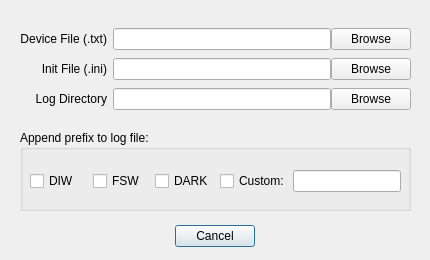
The window that inlinino/resources/setup_lisst.ui (OceanOptics/Inlinino) describes before a commit, drawn with Qt 5.
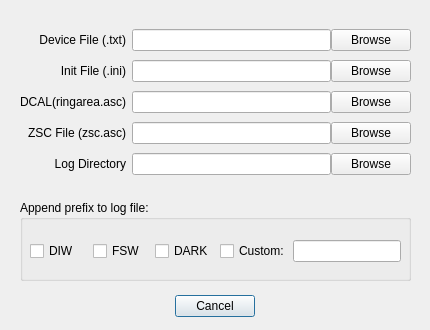
The same window after the commit.

Commit message:
LISST now display calibrated beta
    + correct bug in display of x-axis in log space
    + now requires dcal and zscat files
    + ready to implement inversion to display VSF
    + beam c is computed but not displayed

Diff of the .ui file:
```diff
--- a/inlinino/resources/setup_lisst.ui
+++ b/inlinino/resources/setup_lisst.ui
@@ -7,7 +7,7 @@
     <x>0</x>
     <y>0</y>
     <width>430</width>
-    <height>260</height>
+    <height>330</height>
    </rect>
   </property>
   <property name="windowTitle">
@@ -20,7 +20,7 @@
    <property name="geometry">
     <rect>
      <x>30</x>
-     <y>220</y>
+     <y>290</y>
      <width>370</width>
      <height>32</height>
     </rect>
@@ -39,7 +39,7 @@
    <property name="geometry">
     <rect>
      <x>20</x>
-     <y>130</y>
+     <y>200</y>
      <width>391</width>
      <height>81</height>
     </rect>
@@ -114,7 +114,7 @@
      <x>20</x>
      <y>20</y>
      <width>391</width>
-     <height>101</height>
+     <height>167</height>
     </rect>
    </property>
    <layout class="QGridLayout" name="gridLayout">
@@ -124,60 +124,6 @@
     <property name="verticalSpacing">
      <number>0</number>
     </property>
-    <item row="2" column="1">
-     <layout class="QHBoxLayout" name="horizontalLayout_4">
-      <property name="spacing">
-       <number>-1</number>
-      </property>
-      <item>
-       <widget class="QLineEdit" name="le_log_path"/>
-      </item>
-      <item>
-       <widget class="QPushButton" name="button_browse_log_directory">
-        <property name="text">
-         <string>Browse</string>
-        </property>
-       </widget>
-      </item>
-     </layout>
-    </item>
-    <item row="1" column="1">
-     <layout class="QHBoxLayout" name="horizontalLayout">
-      <property name="spacing">
-       <number>-1</number>
-      </property>
-      <item>
-       <widget class="QLineEdit" name="le_ini_file"/>
-      </item>
-      <item>
-       <widget class="QPushButton" name="button_browse_ini_file">
-        <property name="text">
-         <string>Browse</string>
-        </property>
-       </widget>
-      </item>
-     </layout>
-    </item>
-    <item row="2" column="0">
-     <widget class="QLabel" name="label_2">
-      <property name="text">
-       <string>Log Directory</string>
-      </property>
-      <property name="alignment">
-       <set>Qt::AlignRight|Qt::AlignTrailing|Qt::AlignVCenter</set>
-      </property>
-     </widget>
-    </item>
-    <item row="1" column="0">
-     <widget class="QLabel" name="label">
-      <property name="text">
-       <string>Init File (.ini)</string>
-      </property>
-      <property name="alignment">
-       <set>Qt::AlignRight|Qt::AlignTrailing|Qt::AlignVCenter</set>
-      </property>
-     </widget>
-    </item>
     <item row="0" column="1">
      <layout class="QHBoxLayout" name="horizontalLayout_2">
       <property name="spacing">
@@ -205,6 +151,108 @@
       </property>
      </widget>
     </item>
+    <item row="4" column="0">
+     <widget class="QLabel" name="label_2">
+      <property name="text">
+       <string>Log Directory</string>
+      </property>
+      <property name="alignment">
+       <set>Qt::AlignRight|Qt::AlignTrailing|Qt::AlignVCenter</set>
+      </property>
+     </widget>
+    </item>
+    <item row="1" column="1">
+     <layout class="QHBoxLayout" name="horizontalLayout">
+      <property name="spacing">
+       <number>-1</number>
+      </property>
+      <item>
+       <widget class="QLineEdit" name="le_ini_file"/>
+      </item>
+      <item>
+       <widget class="QPushButton" name="button_browse_ini_file">
+        <property name="text">
+         <string>Browse</string>
+        </property>
+       </widget>
+      </item>
+     </layout>
+    </item>
+    <item row="4" column="1">
+     <layout class="QHBoxLayout" name="horizontalLayout_4">
+      <property name="spacing">
+       <number>-1</number>
+      </property>
+      <item>
+       <widget class="QLineEdit" name="le_log_path"/>
+      </item>
+      <item>
+       <widget class="QPushButton" name="button_browse_log_directory">
+        <property name="text">
+         <string>Browse</string>
+        </property>
+       </widget>
+      </item>
+     </layout>
+    </item>
+    <item row="1" column="0">
+     <widget class="QLabel" name="label_4">
+      <property name="text">
+       <string>Init File (.ini)</string>
+      </property>
+      <property name="alignment">
+       <set>Qt::AlignRight|Qt::AlignTrailing|Qt::AlignVCenter</set>
+      </property>
+     </widget>
+    </item>
+    <item row="2" column="0">
+     <widget class="QLabel" name="label">
+      <property name="text">
+       <string>DCAL(ringarea.asc)</string>
+      </property>
+      <property name="alignment">
+       <set>Qt::AlignRight|Qt::AlignTrailing|Qt::AlignVCenter</set>
+      </property>
+     </widget>
+    </item>
+    <item row="3" column="0">
+     <widget class="QLabel" name="label_5">
+      <property name="text">
+       <string>ZSC File (zsc.asc)</string>
+      </property>
+      <property name="alignment">
+       <set>Qt::AlignRight|Qt::AlignTrailing|Qt::AlignVCenter</set>
+      </property>
+     </widget>
+    </item>
+    <item row="2" column="1">
+     <layout class="QHBoxLayout" name="horizontalLayout_6">
+      <item>
+       <widget class="QLineEdit" name="le_dcal_file"/>
+      </item>
+      <item>
+       <widget class="QPushButton" name="button_browse_dcal_file">
+        <property name="text">
+         <string>Browse</string>
+        </property>
+       </widget>
+      </item>
+     </layout>
+    </item>
+    <item row="3" column="1">
+     <layout class="QHBoxLayout" name="horizontalLayout_7">
+      <item>
+       <widget class="QLineEdit" name="le_zsc_file"/>
+      </item>
+      <item>
+       <widget class="QPushButton" name="button_browse_zsc_file">
+        <property name="text">
+         <string>Browse</string>
+        </property>
+       </widget>
+      </item>
+     </layout>
+    </item>
    </layout>
   </widget>
  </widget>
```
The commit also changes 3 other files.
